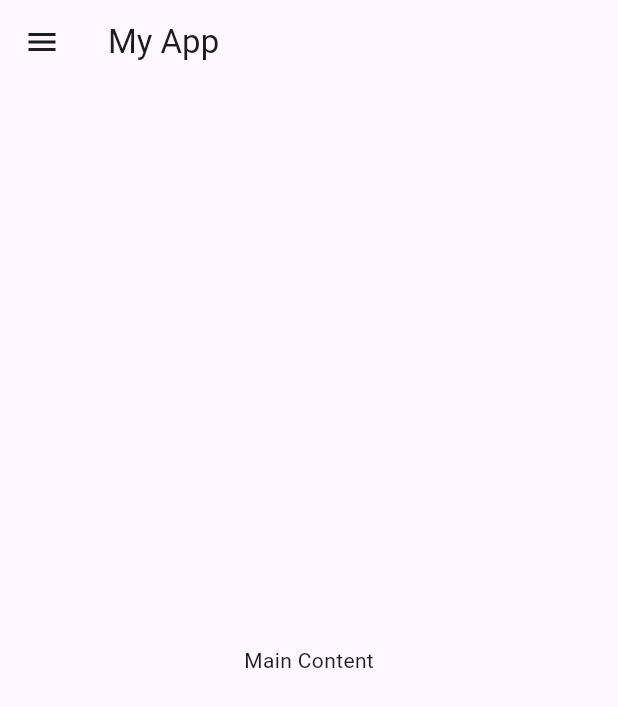
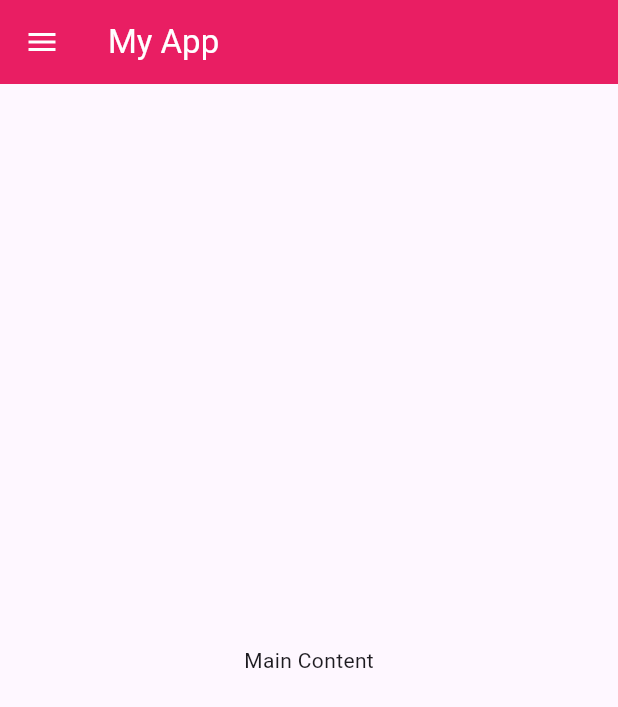
Before and after one commit to belikeadam/AnimatedDrawerAppBar, a Flutter app: the screen it shows after launch, on a phone screen of 412 x 824 dp. Shown: the top 707 px of the screen. Run offline on Flutter 3.47's test engine with Material 3 defaults, Android fonts, the phone set to English and light mode, and no system bars; our stand-ins replace google_fonts, skeletonizer.

Commit message:
using custom appbar

```diff
--- a/lib/animated_drawer_app_bar.dart
+++ b/lib/animated_drawer_app_bar.dart
@@ -4,6 +4,7 @@ import 'package:animateddrawerappbar/text_styles.dart';
 import 'package:animateddrawerappbar/version_control.dart';
 import 'package:flutter/material.dart';
 import 'package:skeletonizer/skeletonizer.dart';
+import 'package:animateddrawerappbar/custom_appbar.dart'; // Import CustomAppBar
 
 class AnimatedDrawerAppBar extends StatefulWidget {
   final String title;
@@ -82,15 +83,10 @@ class _AnimatedDrawerAppBarState extends State<AnimatedDrawerAppBar> with Single
   @override
   Widget build(BuildContext context) {
     return Scaffold(
-      appBar: AppBar(
-        title: Text(widget.title),
-        leading: IconButton(
-          icon: AnimatedIcon(
-            icon: AnimatedIcons.menu_close,
-            progress: _controller,
-          ),
-          onPressed: _toggleDrawer,
-        ),
+      appBar: CustomAppBar(
+        title: widget.title,
+        onMenuPressed: _toggleDrawer,
+        controller: _controller, // Pass AnimationController
       ),
       body: Stack(
         children: [
@@ -138,6 +134,7 @@ class _AnimatedDrawerAppBarState extends State<AnimatedDrawerAppBar> with Single
       ),
     );
   }
+
 
   Widget _buildHeader(BuildContext context) {
     return Container(
--- /dev/null
+++ b/lib/custom_appbar.dart
@@ -0,0 +1,35 @@
+import 'package:flutter/material.dart';
+import '../constants.dart'; // Import the constants file
+
+class CustomAppBar extends StatelessWidget implements PreferredSizeWidget {
+  final String title;
+  final VoidCallback onMenuPressed;
+  final AnimationController controller; // Add AnimationController
+
+  const CustomAppBar({
+    Key? key,
+    required this.title,
+    required this.onMenuPressed,
+    required this.controller, // Add AnimationController
+  }) : super(key: key);
+
+  @override
+  Widget build(BuildContext context) {
+    return AppBar(
+      title: Text(title, style: TextStyle(color: AppColors.appBarTextColor)), // Use AppColors
+      backgroundColor: AppColors.appBarColor, // Use AppColors
+      elevation: 0,
+      leading: IconButton(
+        icon: AnimatedIcon(
+          icon: AnimatedIcons.menu_close,
+          progress: controller, // Use AnimationController
+          color: AppColors.appBarIconColor, // Use AppColors
+        ),
+        onPressed: onMenuPressed,
+      ),
+    );
+  }
+
+  @override
+  Size get preferredSize => Size.fromHeight(kToolbarHeight);
+}
```
